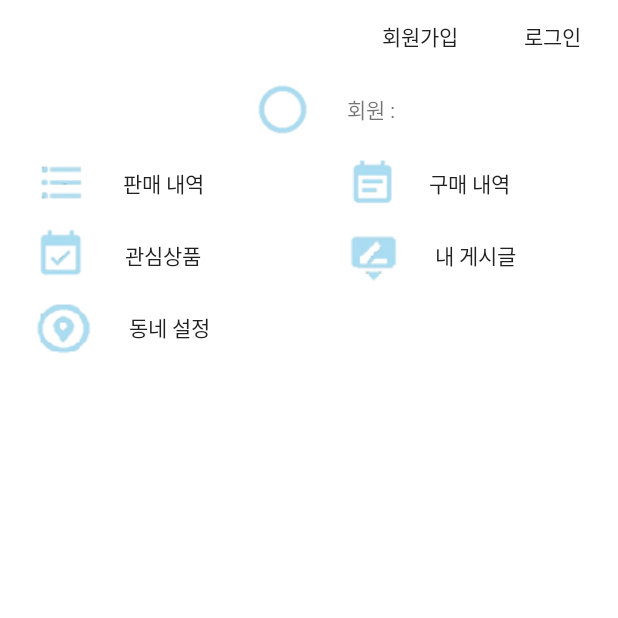
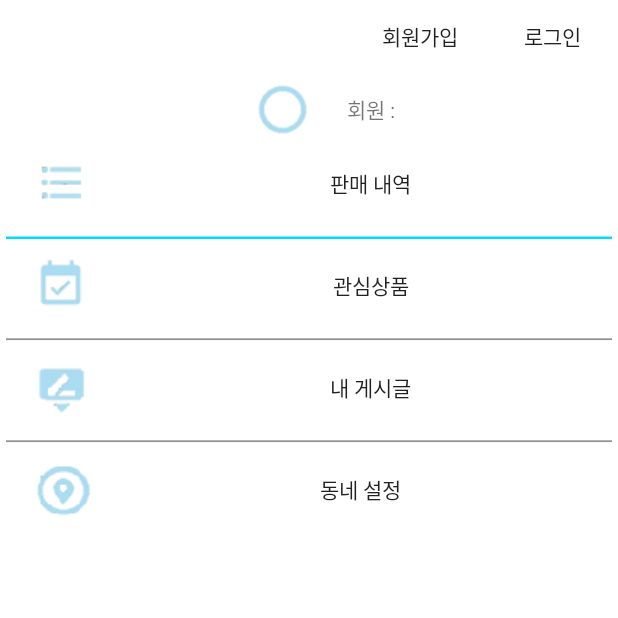
Before and after one commit to Choiyou/TabHost, an Android app: the MembershipActivity screen opened directly, with no data from a screen before it, on a phone screen of 412 x 824 dp, the top half of it. Run offline under Robolectric (Android 15) with nearby library versions, the light colour scheme and no system bars; our stand-ins replace Firebase (no records; nobody signed in at launch, a user with empty details on screens opened directly).

Commit message:
수정본

```diff
--- a/app/build.gradle
+++ b/app/build.gradle
@@ -10,6 +10,7 @@ android {
         versionName "1.0"
         testInstrumentationRunner "android.support.test.runner.AndroidJUnitRunner"
     }
+
     buildTypes {
         release {
             minifyEnabled false
@@ -17,6 +18,7 @@ android {
         }
     }
 }
+
 
 dependencies {
     implementation fileTree(include: ['*.jar'], dir: 'libs')
--- a/app/src/main/java/com/example/os150/tabhost/MembershipActivity.java
+++ b/app/src/main/java/com/example/os150/tabhost/MembershipActivity.java
@@ -36,7 +36,6 @@ public class MembershipActivity extends Activity{
         setContentView(R.layout.activity_membershipinfo);
         final TextView txtLoginInfo = (TextView) findViewById(R.id.loginInfo);
         Button btnSales = (Button) findViewById(R.id.btnSales);
-        Button btnPurchase = (Button) findViewById(R.id.btnPurchase);
         Button btnLikeProduct = (Button) findViewById(R.id.btnlikeProduct);
         Button btnMyPosts = (Button) findViewById(R.id.btnMyPosts);
         Button btnTownSetting = (Button) findViewById(R.id.btntownSetting);
@@ -45,7 +44,7 @@ public class MembershipActivity extends Activity{
 
         if(user!=null) {
 
-                txtLoginInfo.setText("회원 : "+user.getDisplayName());
+            txtLoginInfo.setText("회원 : "+user.getDisplayName());
 
         }
         else{
@@ -72,7 +71,7 @@ public class MembershipActivity extends Activity{
         btnSignin.setOnClickListener(new View.OnClickListener() {
             @Override
             public void onClick(View v) {
-                                Intent intent = new Intent(getApplicationContext(), SigninActivity.class);
+                Intent intent = new Intent(getApplicationContext(), SigninActivity.class);
                 startActivity(intent);
             }
         });
@@ -97,19 +96,6 @@ public class MembershipActivity extends Activity{
             }
         });
 
-        btnPurchase.setOnClickListener(new View.OnClickListener() {
-            @Override
-            public void onClick(View v) {
-
-                if(user!=null) {
-                    Intent intent = new Intent(getApplicationContext(), PurchaseActivity.class);
-                    startActivity(intent);
-                }
-                else{
-                    Toast.makeText(MembershipActivity.this,"로그인을 먼저 해주세요",Toast.LENGTH_SHORT).show();
-                }
-            }
-        });
         btnLikeProduct.setOnClickListener(new View.OnClickListener() {
             @Override
             public void onClick(View v) {
--- a/app/src/main/java/com/example/os150/tabhost/WriteActivity.java
+++ b/app/src/main/java/com/example/os150/tabhost/WriteActivity.java
@@ -213,7 +213,7 @@ public class WriteActivity extends Activity {
                             public void onClick(DialogInterface dialog, int which) {
                                 //사진 찍으셈.
                                 flag = 0;
-                                takePhoto();
+                                //takePhoto();
                             }
                         })
                 .setNeutralButton("앨범 선택",
@@ -222,7 +222,7 @@ public class WriteActivity extends Activity {
                             public void onClick(DialogInterface dialog, int which) {
                                 //앨범 선택.
                                 flag = 1;
-                                selectAlbum();
+                               // selectAlbum();
                             }
                         })
                 .setNegativeButton("취소",
--- a/app/src/main/res/layout/activity_membershipinfo.xml
+++ b/app/src/main/res/layout/activity_membershipinfo.xml
@@ -47,74 +47,67 @@
 
 
 
-        <TableLayout
+        <LinearLayout
             android:layout_width="match_parent"
             android:layout_height="match_parent"
             android:orientation="vertical">
-            <TableRow>
+
             <Button
                 android:background="@android:color/transparent"
                 android:id="@+id/btnSales"
                 android:paddingLeft="18dp"
                 android:drawableLeft="@drawable/personinfo_sales"
                 android:drawablePadding="18dp"
-                    android:gravity="left|center_vertical"
+                android:gravity="center"
                 android:layout_width="match_parent"
                 android:layout_height="wrap_content"
-                    android:layout_weight="1"
                 android:text="판매 내역"
+
                 />
-                <Button
-                    android:background="@android:color/transparent"
-                    android:id="@+id/btnPurchase"
-                    android:paddingLeft="18dp"
-                    android:drawableLeft="@drawable/personinfo_purchase"
-                    android:drawablePadding="18dp"
-                    android:gravity="left|center_vertical"
+            <EditText
                 android:layout_width="match_parent"
-                    android:layout_height="wrap_content"
-                    android:layout_weight="1"
-                    android:text="구매 내역"/>
-            </TableRow>
-            <TableRow>
+                android:layout_height="20dp"
+                />
             <Button
                 android:background="@android:color/transparent"
                 android:id="@+id/btnlikeProduct"
                 android:paddingLeft="18dp"
                 android:drawableLeft="@drawable/personinfo_likeproduct"
                 android:drawablePadding="18dp"
-                    android:gravity="left|center_vertical"
+                android:gravity="center|center_vertical"
                 android:layout_width="match_parent"
                 android:layout_height="wrap_content"
-                    android:layout_weight="1"
                 android:text="관심상품"/>
+            <EditText
+                android:layout_width="match_parent"
+                android:layout_height="20dp"
+                android:color="@color/colorPrimary"
+                />
             <Button
                 android:background="@android:color/transparent"
                 android:id="@+id/btnMyPosts"
                 android:paddingLeft="18dp"
                 android:drawableLeft="@drawable/personinfo_myposts"
                 android:drawablePadding="18dp"
-                    android:gravity="left|center_vertical"
+                android:gravity="center"
                 android:layout_width="match_parent"
                 android:layout_height="wrap_content"
-                    android:layout_weight="1"
                 android:text="내 게시글"/>
-            </TableRow>
-            <TableRow>
+            <EditText
+                android:layout_width="match_parent"
+                android:layout_height="20dp"
+                />
+
             <Button
                 android:background="@android:color/transparent"
                 android:id="@+id/btntownSetting"
                 android:paddingLeft="18dp"
                 android:drawableLeft="@drawable/personinfo_townsetting"
-                    android:drawablePadding="18dp"
-                    android:gravity="left|center_vertical"
+                android:gravity="center"
                 android:layout_width="match_parent"
                 android:layout_height="wrap_content"
-                    android:layout_weight="1"
                 android:text="동네 설정"/>
-
-            </TableRow>
-        </TableLayout>
 
         </LinearLayout>
     </LinearLayout>
+</LinearLayout>
```
Also changed, not shown: app/src/main/java/com/example/os150/tabhost/CMaps.java (+24 -11 lines), app/src/main/java/com/example/os150/tabhost/MyAdapter.java (+105 -2 lines), app/src/main/java/com/example/os150/tabhost/ProfileActivity.java (+21 -20 lines). Lines whose indentation alone changed are shown as unchanged.
